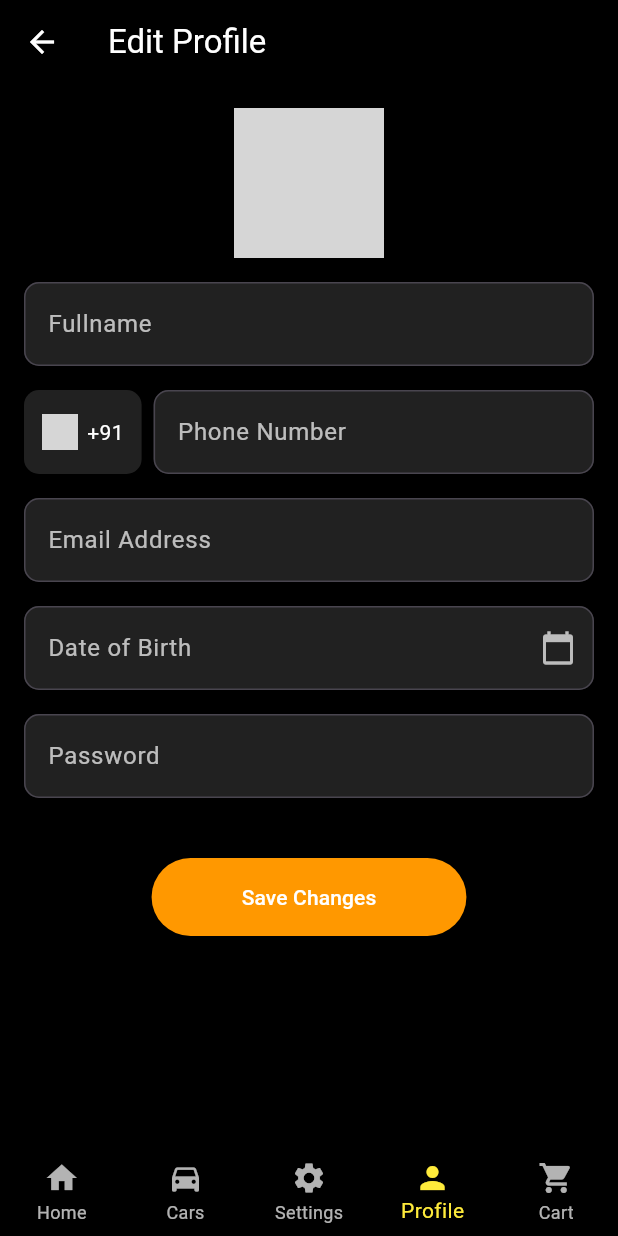
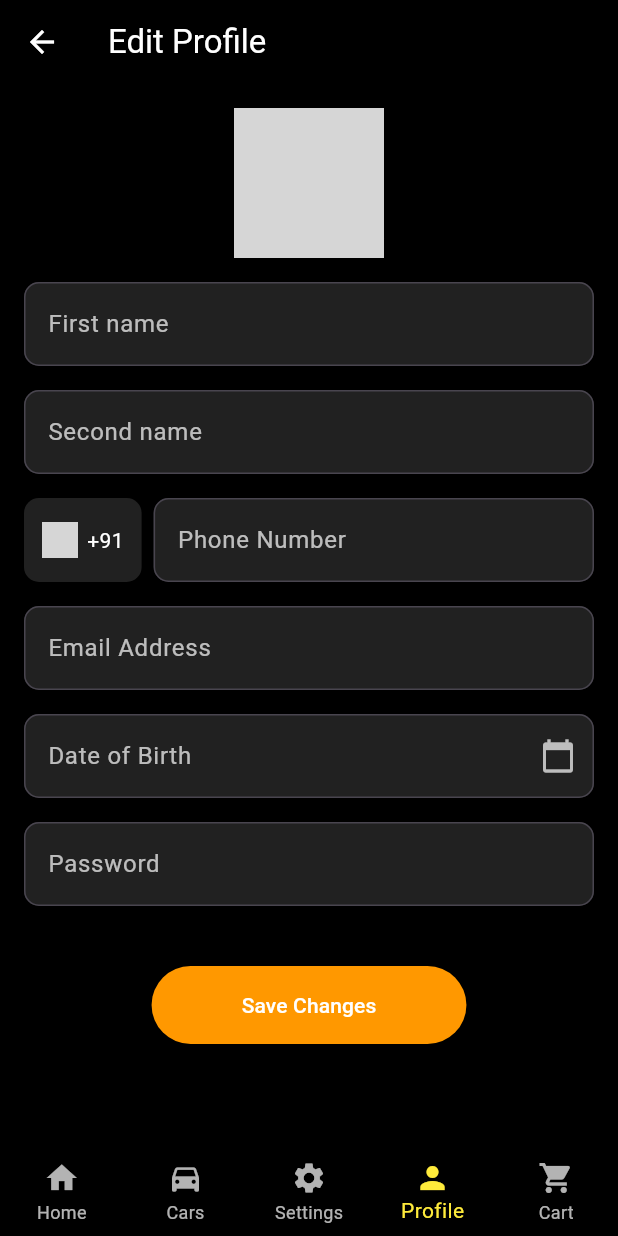
Before and after one commit to Govindh07/PIT_STOP, a Flutter app: the EditProfilePage screen opened directly, on a phone screen of 412 x 824 dp. Run offline on Flutter 3.47's test engine with Material 3 defaults, Android fonts, the phone set to English and light mode, and no system bars; our stand-ins replace carousel_slider, firebase_auth, firebase_core; accounts and stored records are empty; network calls fail; grey boxes are pictures that could not be loaded.

Commit message:
Pit Stop

```diff
--- a/lib/Pit_Stop/screens/edit_profile_page.dart
+++ b/lib/Pit_Stop/screens/edit_profile_page.dart
@@ -4,7 +4,6 @@ import 'package:android_studio/Pit_Stop/screens/home_page.dart';
 import 'package:android_studio/Pit_Stop/screens/profile_page.dart';
 import 'package:android_studio/Pit_Stop/screens/settings_page.dart';
 import 'package:flutter/material.dart';
-
 
 class EditProfilePage extends StatefulWidget {
   const EditProfilePage({super.key});
@@ -16,7 +15,8 @@ class EditProfilePage extends StatefulWidget {
 class _EditProfilePageState extends State<EditProfilePage> {
   final _formKey = GlobalKey<FormState>();
 
-  final TextEditingController nameController = TextEditingController();
+  final TextEditingController firstNameController = TextEditingController();
+  final TextEditingController secondNameController = TextEditingController();
   final TextEditingController phoneController = TextEditingController();
   final TextEditingController emailController = TextEditingController();
   final TextEditingController dobController = TextEditingController();
@@ -84,10 +84,16 @@ class _EditProfilePageState extends State<EditProfilePage> {
               ),
               const SizedBox(height: 16),
               buildTextFormField(
-                label: "Fullname",
-                controller: nameController,
+                label: "First name",
+                controller: firstNameController,
                 validator: (value) =>
-                value == null || value.trim().isEmpty ? 'Name is required' : null,
+                value == null || value.trim().isEmpty ? 'First name is required' : null,
+              ),
+              buildTextFormField(
+                label: "Second name",
+                controller: secondNameController,
+                validator: (value) =>
+                value == null || value.trim().isEmpty ? 'Second name is required' : null,
               ),
               buildPhoneField(),
               buildTextFormField(
@@ -207,8 +213,12 @@ class _EditProfilePageState extends State<EditProfilePage> {
               controller: phoneController,
               keyboardType: TextInputType.phone,
               validator: (value) {
-                if (value == null || value.isEmpty) return 'Phone number is required';
-                if (value.length < 11 || value.isNotEmpty ) return 'Enter a valid phone number';
+                if (value == null || value.trim().isEmpty) {
+                  return 'Phone number is required';
+                }
+                if (!RegExp(r'^\d{10}$').hasMatch(value.trim())) {
+                  return 'Enter a valid 10-digit phone number';
+                }
                 return null;
               },
               style: const TextStyle(color: Colors.white),
```
